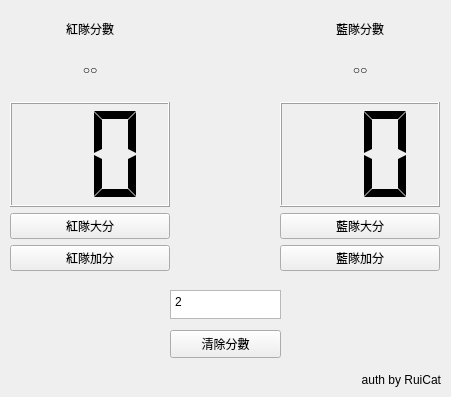
Qt form src/ui/mainui.ui (RuiChen0101/ttesScoreBoard) before a commit.
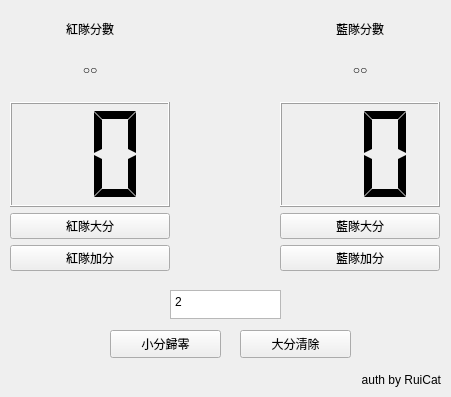
The same form after that commit. Icons and pictures are not drawn.

Commit message: v2.1 fix for round add then score clear

Diff of the .ui file:
```diff
--- a/src/ui/mainui.ui
+++ b/src/ui/mainui.ui
@@ -26,17 +26,17 @@
    <string>北科電競社轉播用記分板 v2.0</string>
   </property>
   <widget class="QWidget" name="centralwidget">
-   <widget class="QPushButton" name="scoreClear">
+   <widget class="QPushButton" name="roundClear">
     <property name="geometry">
      <rect>
-      <x>170</x>
+      <x>240</x>
       <y>330</y>
       <width>111</width>
       <height>28</height>
      </rect>
     </property>
     <property name="text">
-     <string>清除分數</string>
+     <string>大分清除</string>
     </property>
    </widget>
    <widget class="QWidget" name="verticalLayoutWidget">
@@ -218,6 +218,19 @@
      <bool>true</bool>
     </property>
    </widget>
+   <widget class="QPushButton" name="scoreClear">
+    <property name="geometry">
+     <rect>
+      <x>110</x>
+      <y>330</y>
+      <width>111</width>
+      <height>28</height>
+     </rect>
+    </property>
+    <property name="text">
+     <string>小分歸零</string>
+    </property>
+   </widget>
   </widget>
  </widget>
  <resources/>
```
Left out of the diff: 10 changed lines with no effect on the pictures. The commit also changes 6 other files.
